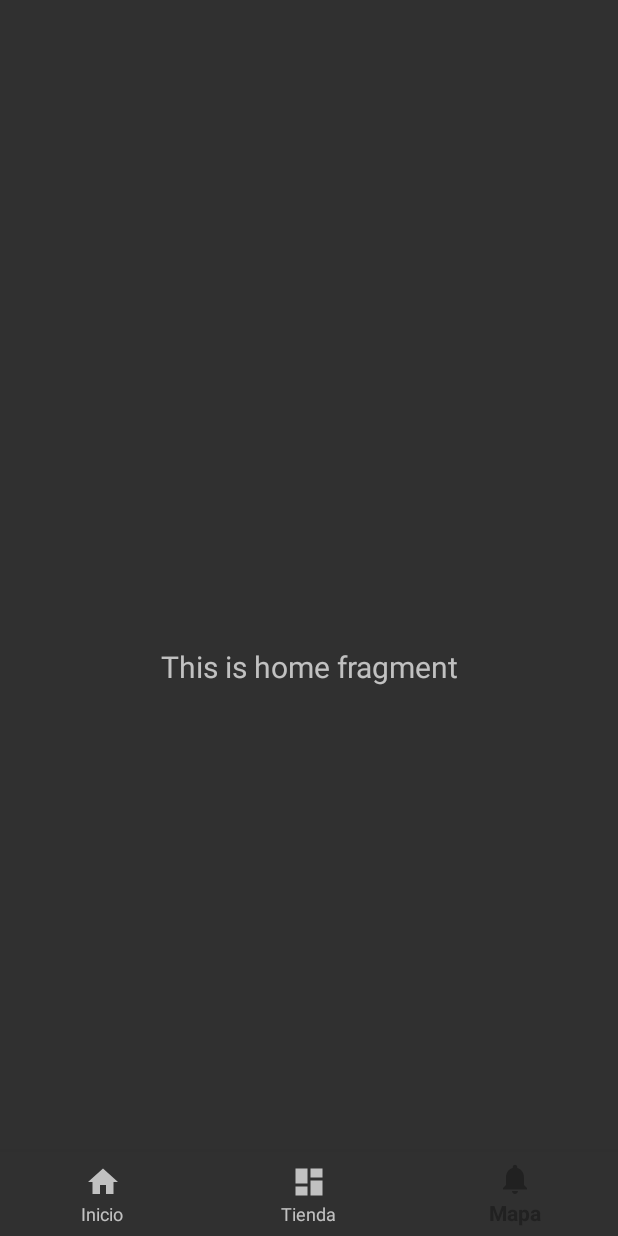
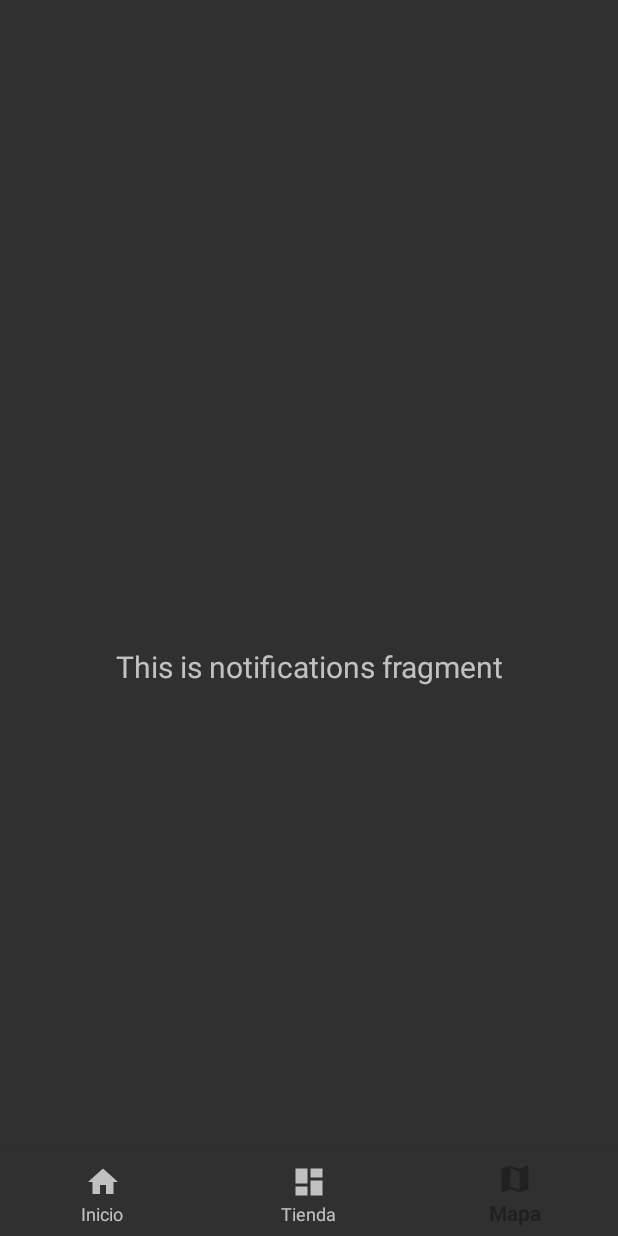
Before and after one commit to SatsuDev/AqpGO, an Android app: the screen it shows after launch (MainActivity), item 3 of the bottom bar chosen, on a phone screen of 412 x 824 dp. Run offline under Robolectric (Android 15) with nearby library versions, the phone set to English and light mode, and no system bars; our stand-ins replace navigation-ui.

Commit message:
Fixing nav bar

```diff
--- a/app/src/main/java/com/utp/aqpgo/MainActivity.java
+++ b/app/src/main/java/com/utp/aqpgo/MainActivity.java
@@ -1,8 +1,14 @@
 package com.utp.aqpgo;
 
+import android.os.Bundle;
+
+import com.google.android.material.bottomnavigation.BottomNavigationView;
+
 import androidx.appcompat.app.AppCompatActivity;
-
-import android.os.Bundle;
+import androidx.navigation.NavController;
+import androidx.navigation.Navigation;
+import androidx.navigation.ui.AppBarConfiguration;
+import androidx.navigation.ui.NavigationUI;
 
 public class MainActivity extends AppCompatActivity {
 
@@ -10,5 +16,15 @@ public class MainActivity extends AppCompatActivity {
     protected void onCreate(Bundle savedInstanceState) {
         super.onCreate(savedInstanceState);
         setContentView(R.layout.activity_main);
+        BottomNavigationView navView = findViewById(R.id.nav_view);
+        // Passing each menu ID as a set of Ids because each
+        // menu should be considered as top level destinations.
+        AppBarConfiguration appBarConfiguration = new AppBarConfiguration.Builder(
+                R.id.navigation_home, R.id.navigation_dashboard, R.id.navigation_notifications)
+                .build();
+        NavController navController = Navigation.findNavController(this, R.id.nav_host_fragment);
+        //NavigationUI.setupActionBarWithNavController(this, navController, appBarConfiguration);
+        NavigationUI.setupWithNavController(navView, navController);
     }
+
 }
--- a/app/src/main/java/com/utp/aqpgo/SplashActivity.java
+++ b/app/src/main/java/com/utp/aqpgo/SplashActivity.java
@@ -21,6 +21,6 @@ public class SplashActivity extends Activity {
                 startActivity(intent);
                 finish();
             }
-        },2000);
+        },5000);
     }
 }
--- a/app/src/main/java/com/utp/aqpgo/ui/home/HomeViewModel.java
+++ b/app/src/main/java/com/utp/aqpgo/ui/home/HomeViewModel.java
@@ -1,3 +1,4 @@
+
 package com.utp.aqpgo.ui.home;
 
 import androidx.lifecycle.LiveData;
--- /dev/null
+++ b/app/src/main/res/drawable/ic_baseline_map_24.xml
@@ -0,0 +1,10 @@
+<vector xmlns:android="http://schemas.android.com/apk/res/android"
+    android:width="24dp"
+    android:height="24dp"
+    android:viewportWidth="24"
+    android:viewportHeight="24"
+    android:tint="?attr/colorControlNormal">
+  <path
+      android:fillColor="@android:color/white"
+      android:pathData="M20.5,3l-0.16,0.03L15,5.1 9,3 3.36,4.9c-0.21,0.07 -0.36,0.25 -0.36,0.48V20.5c0,0.28 0.22,0.5 0.5,0.5l0.16,-0.03L9,18.9l6,2.1 5.64,-1.9c0.21,-0.07 0.36,-0.25 0.36,-0.48V3.5c0,-0.28 -0.22,-0.5 -0.5,-0.5zM15,19l-6,-2.11V5l6,2.11V19z"/>
+</vector>
--- a/app/src/main/res/drawable/ic_notifications_black_24dp.xml
+++ /dev/null
@@ -1,9 +0,0 @@
-<vector xmlns:android="http://schemas.android.com/apk/res/android"
-    android:width="24dp"
-    android:height="24dp"
-    android:viewportWidth="24.0"
-    android:viewportHeight="24.0">
-    <path
-        android:fillColor="#FF000000"
-        android:pathData="M12,22c1.1,0 2,-0.9 2,-2h-4c0,1.1 0.89,2 2,2zM18,16v-5c0,-3.07 -1.64,-5.64 -4.5,-6.32L13.5,4c0,-0.83 -0.67,-1.5 -1.5,-1.5s-1.5,0.67 -1.5,1.5v0.68C7.63,5.36 6,7.92 6,11v5l-2,2v1h16v-1l-2,-2z" />
-</vector>
--- a/app/src/main/res/menu/bottom_nav_menu.xml
+++ b/app/src/main/res/menu/bottom_nav_menu.xml
@@ -13,7 +13,7 @@
 
     <item
         android:id="@+id/navigation_notifications"
-        android:icon="@drawable/ic_notifications_black_24dp"
+        android:icon="@drawable/ic_baseline_map_24"
         android:title="@string/title_map" />
 
 </menu>
```
